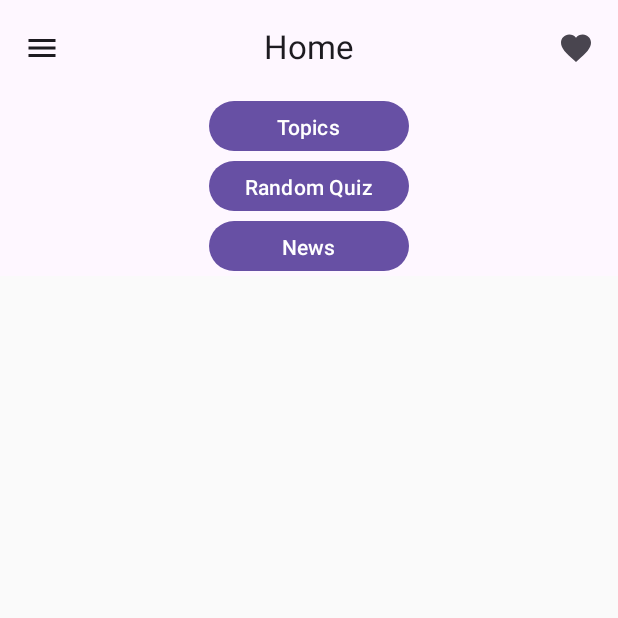
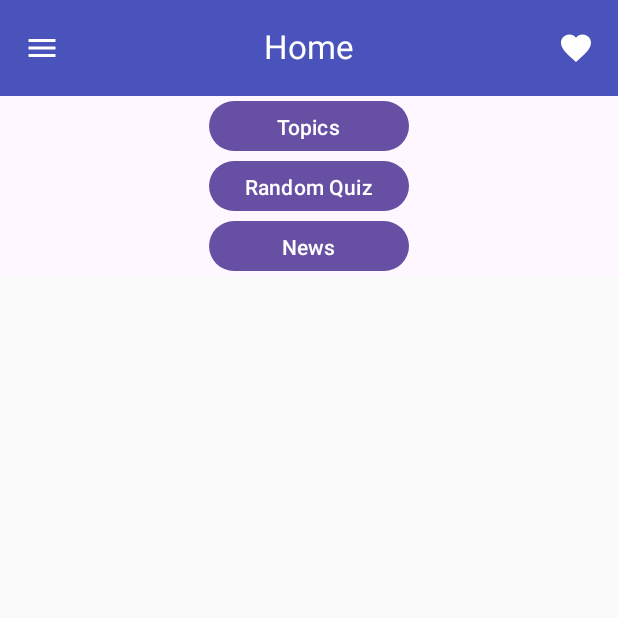
Before and after one commit to PAJK87/CS639-Final, an Android app built with Jetpack Compose: the screen it shows after launch (MainActivity), on a phone screen of 412 x 824 dp, the top half of it. Run offline under Robolectric (Android 15) with nearby library versions, the phone set to English and light mode, and no system bars.

Commit message:
Working with Top App Bar and changing colors

```diff
--- a/FinMinds/app/src/main/java/com/example/finminds/MainActivity.kt
+++ b/FinMinds/app/src/main/java/com/example/finminds/MainActivity.kt
@@ -6,7 +6,6 @@ import android.os.Bundle
 import androidx.activity.ComponentActivity
 import androidx.activity.compose.setContent
 import androidx.compose.foundation.layout.Column
-import androidx.compose.foundation.layout.fillMaxSize
 import androidx.compose.foundation.layout.height
 import androidx.compose.foundation.layout.padding
 import androidx.compose.foundation.layout.width
@@ -18,17 +17,13 @@ import androidx.compose.material3.CenterAlignedTopAppBar
 import androidx.compose.material3.ExperimentalMaterial3Api
 import androidx.compose.material3.Icon
 import androidx.compose.material3.IconButton
-import androidx.compose.material3.MaterialTheme
-import androidx.compose.material3.Scaffold
 import androidx.compose.material3.Surface
 import androidx.compose.material3.Text
-import androidx.compose.material3.TopAppBarColors
 import androidx.compose.material3.TopAppBarDefaults
 import androidx.compose.runtime.Composable
 import androidx.compose.ui.Alignment
 import androidx.compose.ui.Modifier
 import androidx.compose.ui.graphics.Color
-import androidx.compose.ui.graphics.Color.Companion.Yellow
 import androidx.compose.ui.res.stringResource
 import androidx.compose.ui.text.style.TextOverflow
 import androidx.compose.ui.tooling.preview.Preview
@@ -56,15 +51,17 @@ class MainActivity : ComponentActivity() {
 }
 
 
+@OptIn(ExperimentalMaterial3Api::class)
 @Composable
 fun MyAppBar(){
     CenterAlignedTopAppBar(
-
+        colors = TopAppBarDefaults.centerAlignedTopAppBarColors(containerColor = Color(0xFF4953BB)),
         title = {
             Text(
                 "Home",
                 maxLines = 1,
-                overflow = TextOverflow.Ellipsis
+                overflow = TextOverflow.Ellipsis,
+                color = Color.White,
             )
         },
 
@@ -72,7 +69,8 @@ fun MyAppBar(){
             IconButton(onClick = { /* doSomething() */ }) {
                 Icon(
                     imageVector = Icons.Filled.Menu,
-                    contentDescription = "Localized description"
+                    contentDescription = "Localized description",
+                    tint = Color.White
                 )
             }
         },
@@ -80,7 +78,8 @@ fun MyAppBar(){
             IconButton(onClick = { /* doSomething() */ }) {
                 Icon(
                     imageVector = Icons.Filled.Favorite,
-                    contentDescription = "Localized description"
+                    contentDescription = "Localized description",
+                    tint = Color.White
                 )
             }
         }
```
